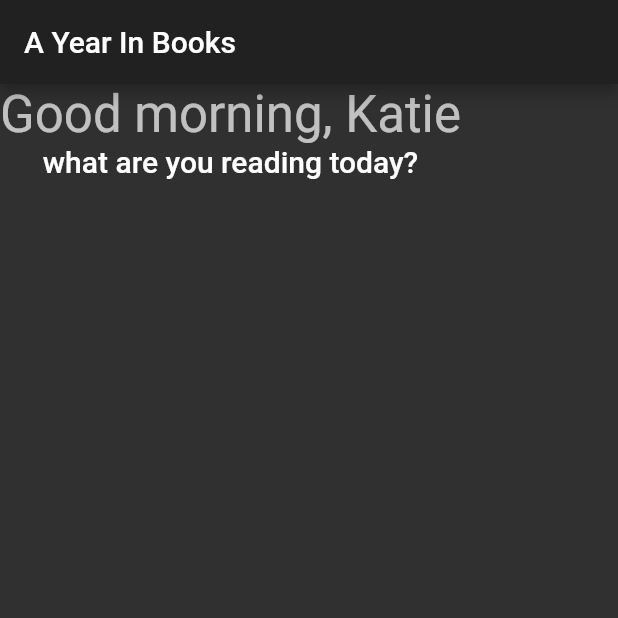
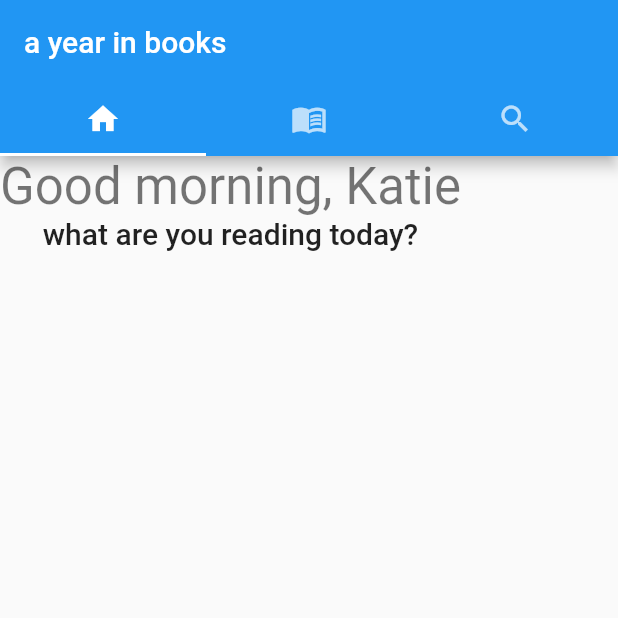
Before and after one commit to stuttskl/ayib-mobile, a Flutter app: the screen it shows after launch, on a phone screen of 412 x 824 dp, the top half of it. Run offline on Flutter 3.47's test engine with Material 2 defaults, Android fonts, the phone set to English and light mode, and no system bars; our stand-ins replace flutter_rating_bar.

```diff
--- a/lib/app.dart
+++ b/lib/app.dart
@@ -2,6 +2,7 @@ import 'package:flutter/material.dart';
 
 // screens
 import './screens/home_screen.dart';
+import 'widgets/tab_bar.dart';
 
 class App extends StatelessWidget {
 
@@ -9,8 +10,15 @@ class App extends StatelessWidget {
   Widget build(BuildContext context) {
     return MaterialApp(
       title: 'A Year In Books',
-      theme: ThemeData.dark(),
-      home: HomeScreen()
+      theme: ThemeData(
+        textTheme: TextTheme(
+          headline1: TextStyle(fontSize: 28.0, fontWeight: FontWeight.bold, fontFamily: 'RobotoMono'),
+          headline2: TextStyle(fontSize: 22.0, fontWeight: FontWeight.bold, fontFamily: 'RobotoMono'),
+          headline3: TextStyle(fontSize: 16.0, fontFamily: 'RobotoMono'),
+          bodyText1: TextStyle(fontSize: 14.0)
+        )
+      ),
+      home: MainTabController()
     );
   }
 }
--- a/lib/screens/home_screen.dart
+++ b/lib/screens/home_screen.dart
@@ -9,7 +9,6 @@ class _HomeScreenState extends State<HomeScreen> {
   @override
   Widget build(BuildContext context) {
     return Scaffold(
-      appBar: AppBar(title: Text('A Year In Books')),
       body: Container(
         child: Column(
           crossAxisAlignment: CrossAxisAlignment.center,
--- /dev/null
+++ b/lib/widgets/tab_bar.dart
@@ -0,0 +1,33 @@
+import 'package:flutter/material.dart';
+import '../screens/all_books.dart';
+import '../screens/home_screen.dart';
+
+class MainTabController extends StatelessWidget {
+  static const tabs = [
+    Tab(icon: Icon(Icons.home)),
+    Tab(icon: Icon(Icons.menu_book)),
+    Tab(icon: Icon(Icons.search)),
+  ];
+
+  // final screens = [];
+
+  @override
+  Widget build(BuildContext context) {
+    return DefaultTabController(
+      length: 3,
+      initialIndex: 0,
+      child: Scaffold(
+        appBar: AppBar(
+          title: Text('a year in books'), bottom: TabBar(tabs: tabs)
+        ),
+        body: TabBarView(
+          children: [
+            HomeScreen(),
+            AllBooksScreen(),
+            Text('Search'),
+          ],
+        )
+      )
+    );
+  }
+}
```
Also changed, not shown: lib/screens/all_books.dart (+17 -2 lines), lib/widgets/book.dart (added, +70 -0 lines), pubspec.yaml (+2 -11 lines), pubspec.lock.
